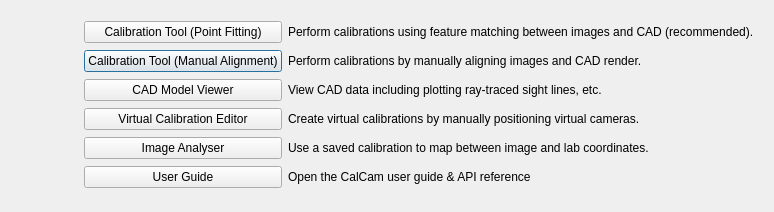
First picture: the form in calcam/ui/launcher.ui, repository euratom-software/calcam, before the edit.
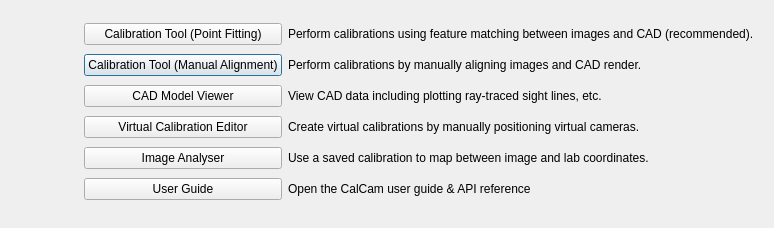
Second picture: the form after the edit.

Commit message: Change default focus button on launcher to the top one.

```diff
--- a/calcam/ui/launcher.ui
+++ b/calcam/ui/launcher.ui
@@ -7,7 +7,7 @@
     <x>0</x>
     <y>0</y>
     <width>774</width>
-    <height>212</height>
+    <height>228</height>
    </rect>
   </property>
   <property name="sizePolicy">
```
